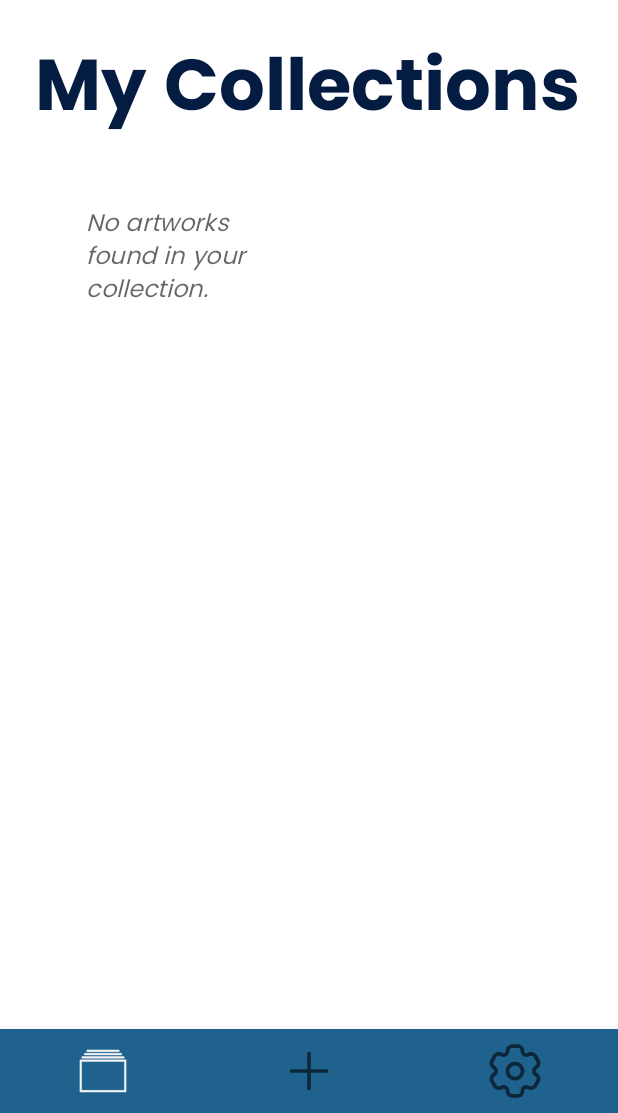
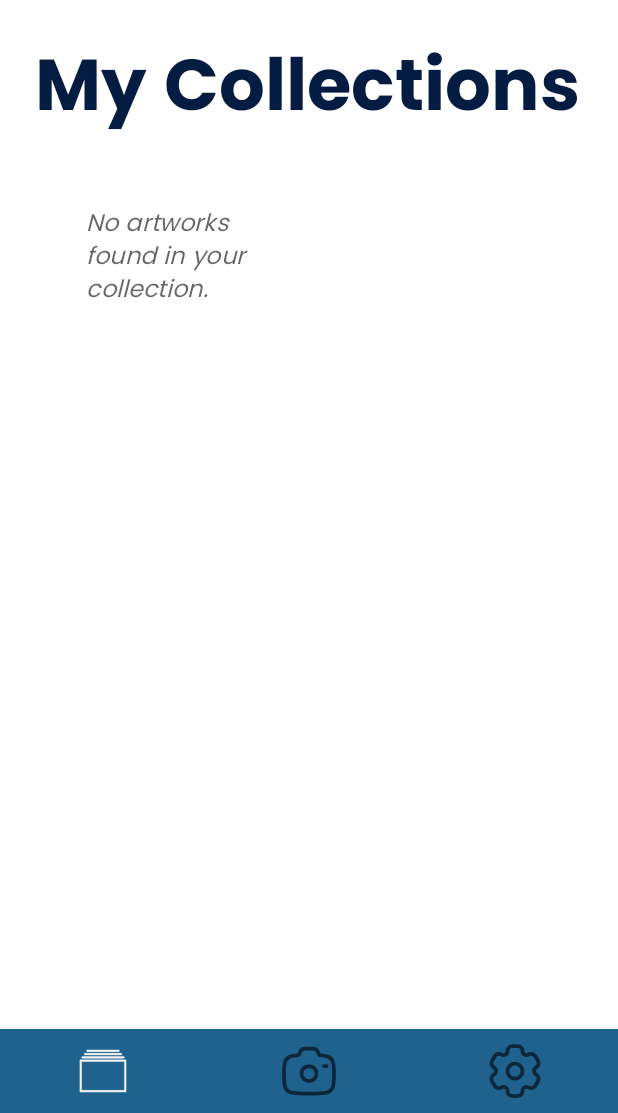
Before and after one commit to ysc4/ArtDecode, an Android app: the MainActivity screen opened directly, with no data from a screen before it, on a phone screen of 412 x 824 dp, the part 123-1236 px from its top. Run offline under Robolectric (Android 15) with nearby library versions, the phone set to English and light mode, and no system bars; our stand-ins replace Firebase (no records; nobody signed in at launch, a user with empty details on screens opened directly).

Commit message:
Changed icons for scan

```diff
--- a/app/src/main/res/drawable/inactive_scan.xml
+++ b/app/src/main/res/drawable/inactive_scan.xml
@@ -4,17 +4,19 @@
     android:viewportWidth="24"
     android:viewportHeight="24">
   <path
-      android:pathData="M12,19L12,5"
-      android:strokeLineJoin="round"
-      android:strokeWidth="1.44"
+      android:pathData="M12,13m-3,0a3,3 0,1 1,6 0a3,3 0,1 1,-6 0"
+      android:strokeWidth="1.5"
       android:fillColor="#00000000"
-      android:strokeColor="#FFFFFF"
-      android:strokeLineCap="round"/>
+      android:strokeColor="#041b42"/>
   <path
-      android:pathData="M5,12L19,12"
-      android:strokeLineJoin="round"
-      android:strokeWidth="1.44"
+      android:pathData="M9.778,21H14.222C17.343,21 18.904,21 20.025,20.265C20.51,19.946 20.927,19.537 21.251,19.061C22,17.96 22,16.428 22,13.364C22,10.299 22,8.767 21.251,7.667C20.927,7.19 20.51,6.781 20.025,6.463C19.304,5.99 18.403,5.821 17.022,5.761C16.363,5.761 15.796,5.271 15.667,4.636C15.473,3.685 14.622,3 13.634,3H10.366C9.378,3 8.527,3.685 8.333,4.636C8.204,5.271 7.637,5.761 6.978,5.761C5.597,5.821 4.696,5.99 3.975,6.463C3.49,6.781 3.073,7.19 2.749,7.667C2,8.767 2,10.299 2,13.364C2,16.428 2,17.96 2.749,19.061C3.073,19.537 3.49,19.946 3.975,20.265C5.096,21 6.657,21 9.778,21Z"
+      android:strokeWidth="1.5"
       android:fillColor="#00000000"
-      android:strokeColor="#FFFFFF"
+      android:strokeColor="#041b42"/>
+  <path
+      android:pathData="M19,10H18"
+      android:strokeWidth="1.5"
+      android:fillColor="#00000000"
+      android:strokeColor="#041b42"
       android:strokeLineCap="round"/>
 </vector>
```
Also changed, not shown: app/src/main/res/drawable/active_scan.xml (+11 -9 lines).
